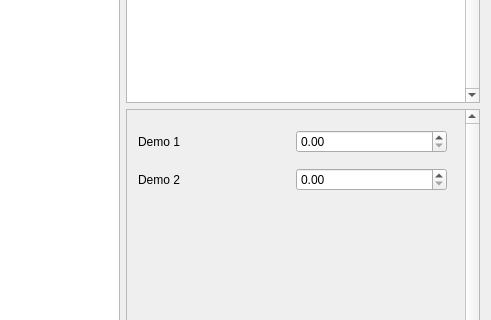
Qt form NewtonCore/mainwindow.ui (jarednielson/NewtonEZ) before a commit; both pictures show x 391 to 882 and y 117 to 437 of the 882 by 537 pixel window.
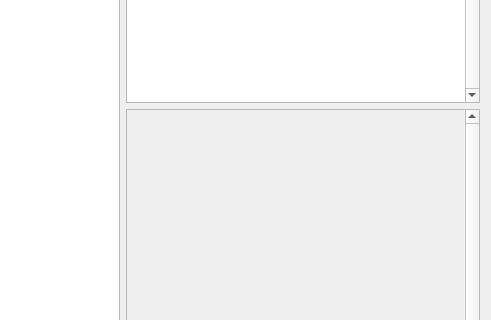
The same form after that commit.

Commit message: Create member variables that will hold dynamic content, test it in constructor

```diff
--- a/NewtonCore/mainwindow.ui
+++ b/NewtonCore/mainwindow.ui
@@ -101,8 +101,8 @@
           <rect>
            <x>0</x>
            <y>0</y>
-           <width>338</width>
-           <height>254</height>
+           <width>340</width>
+           <height>258</height>
           </rect>
          </property>
          <widget class="QWidget" name="verticalLayoutWidget">
@@ -110,40 +110,11 @@
            <rect>
             <x>0</x>
             <y>0</y>
-            <width>331</width>
-            <height>101</height>
+            <width>341</width>
+            <height>261</height>
            </rect>
           </property>
-          <layout class="QVBoxLayout" name="verticalLayout_2">
-           <item>
-            <layout class="QHBoxLayout" name="horizontalLayout_2">
-             <item>
-              <widget class="QLabel" name="label">
-               <property name="text">
-                <string>Demo 1</string>
-               </property>
-              </widget>
-             </item>
-             <item>
-              <widget class="QDoubleSpinBox" name="doubleSpinBox"/>
-             </item>
-            </layout>
-           </item>
-           <item>
-            <layout class="QHBoxLayout" name="horizontalLayout">
-             <item>
-              <widget class="QLabel" name="label_2">
-               <property name="text">
-                <string>Demo 2</string>
-               </property>
-              </widget>
-             </item>
-             <item>
-              <widget class="QDoubleSpinBox" name="doubleSpinBox_2"/>
-             </item>
-            </layout>
-           </item>
-          </layout>
+          <layout class="QVBoxLayout" name="inputContainer"/>
          </widget>
         </widget>
        </widget>
```
Left out of the diff: 2 changed lines with no effect on the pictures. The commit also changes 2 other files.
